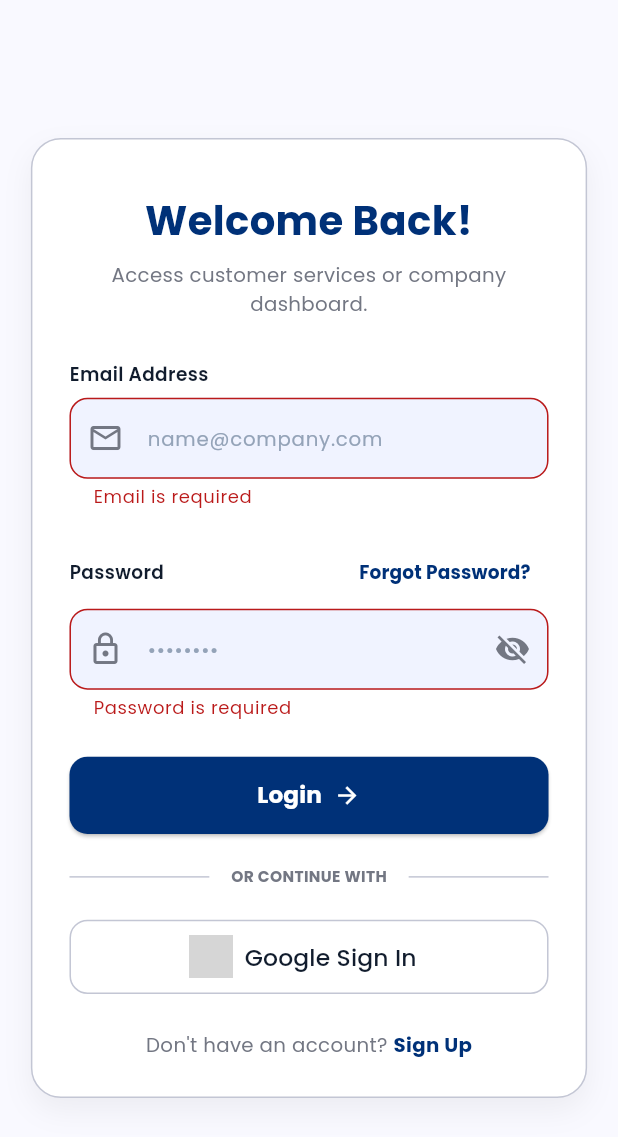
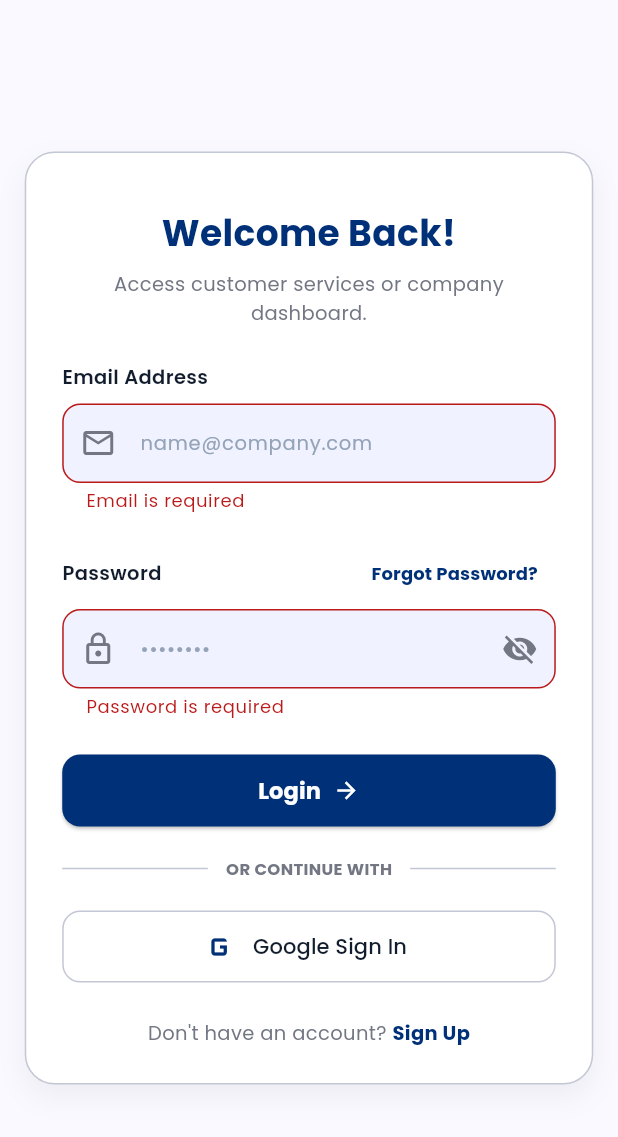
Before and after one commit to NahlaRiyas/constructa_app, a Flutter app: the screen it shows after launch, after a tap on "Login", on a phone screen of 412 x 824 dp. Shown: the top 1137 px of the screen. Run offline on Flutter 3.47's test engine with Material 3 defaults, Android fonts, the phone set to English and light mode, and no system bars; our stand-ins replace cloud_firestore, firebase_auth, firebase_core, firebase_storage, google_fonts, google_sign_in and 1 more; accounts and stored records are empty; grey boxes are pictures that could not be loaded.

Commit message:
Update authentication flow, login screen UI, and admin navigation routes

```diff
--- a/lib/auth/auth_wrapper.dart
+++ b/lib/auth/auth_wrapper.dart
@@ -1,9 +1,11 @@
 import 'package:firebase_auth/firebase_auth.dart';
 import 'package:flutter/material.dart';
+import 'package:flutter/foundation.dart' show kIsWeb;
 import '../core/models/user_model.dart';
 import '../core/services/auth_service.dart';
 import '../modules/user/navigation/user_bottom_nav.dart';
 import '../modules/constructor/navigation/constructor_bottom_nav.dart';
+import '../modules/admin/navigation/admin_shell.dart';
 import 'login_screen.dart';
 
 class AuthWrapper extends StatelessWidget {
@@ -27,7 +29,7 @@ class AuthWrapper extends StatelessWidget {
           return const LoginScreen();
         }
 
-        // Fetch user document to check role ('customer' or 'company')
+        // Fetch user document to check role ('customer', 'company', or 'admin')
         return StreamBuilder<UserModel?>(
           stream: AuthService().getUserData(),
           builder: (context, userSnapshot) {
@@ -40,6 +42,12 @@ class AuthWrapper extends StatelessWidget {
             }
 
             final userModel = userSnapshot.data;
+
+            // Admin role (check role field or email containing 'admin')
+            if (userModel?.role == 'admin' || (userModel?.email != null && userModel!.email.toLowerCase().contains('admin'))) {
+              return const AdminShell();
+            }
+
             if (userModel?.role == 'company' || userModel?.role == 'constructor') {
               return const ConstructorMainNavigationShell();
             }
--- a/lib/auth/login_screen.dart
+++ b/lib/auth/login_screen.dart
@@ -16,12 +16,6 @@ import '../core/common/utils/validation_utils.dart';
 /// ============================================================================
 
 /// [LoginScreen] is a stateful widget representing the user login view.
-///
-/// It provides entry points for:
-/// - User email & password authentication
-/// - Google OAuth Single Sign-On (SSO)
-/// - Navigation to Password Reset (`/forgot-password`)
-/// - Navigation to User Registration (`/signup`)
 class LoginScreen extends StatefulWidget {
   const LoginScreen({super.key});
 
@@ -29,48 +23,16 @@ class LoginScreen extends StatefulWidget {
   State<LoginScreen> createState() => _LoginScreenState();
 }
 
-/// [_LoginScreenState] manages state and user interaction for [LoginScreen].
-///
-/// Handles form input state, obscure text toggles, loading state transitions,
-/// and delegates authentication calls to [AuthService].
 class _LoginScreenState extends State<LoginScreen> {
-  // ---------------------------------------------------------------------------
-  // CONTROLLERS & STATE VARIABLES
-  // ---------------------------------------------------------------------------
-
-  /// Controller for capturing and retrieving user email input.
   final _emailController = TextEditingController();
-
-  /// Controller for capturing and retrieving user password input.
   final _passwordController = TextEditingController();
-
-  /// Key for identifying the login form and performing validation.
   final _formKey = GlobalKey<FormState>();
 
-  /// Toggles visibility of the password field text.
-  /// `true` masks the password (default), `false` reveals plain text.
   bool _obscureText = true;
-
-  /// Tracks authentication processing status.
-  /// Used to disable UI buttons and display progress indicators during async requests.
   bool _isLoading = false;
 
-  /// Instance of [AuthService] for handling backend authentication requests.
   final AuthService _authService = AuthService();
 
-  // ---------------------------------------------------------------------------
-  // AUTHENTICATION HANDLERS (LOGIN SECTION)
-  // ---------------------------------------------------------------------------
-
-  /// Handles Email and Password Login process.
-  ///
-  /// Workflow:
-  /// 1. Validates that email and password fields are non-empty.
-  /// 2. Sets loading indicator state (`_isLoading = true`).
-  /// 3. Invokes [AuthService.login] with sanitized input values.
-  /// 4. On successful authentication, navigates to the home screen (`/home`).
-  /// 5. On failure, catches exceptions and presents a user-friendly SnackBar error.
-  /// 6. Resets loading state in the `finally` block safely verifying `mounted`.
   Future<void> _handleLogin() async {
     if (!_formKey.currentState!.validate()) {
       return;
@@ -100,14 +62,6 @@ class _LoginScreenState extends State<LoginScreen> {
     }
   }
 
-  /// Handles Google Single Sign-On (SSO) authentication.
-  ///
-  /// Workflow:
-  /// 1. Enables loading state (`_isLoading = true`).
-  /// 2. Triggers Google authentication workflow via [AuthService.signInWithGoogle].
-  /// 3. On successful authentication and profile verification, navigates to `/home`.
-  /// 4. Displays SnackBar error message if sign-in is cancelled or fails.
-  /// 5. Resets loading indicator when process completes.
   Future<void> _handleGoogleSignIn() async {
     setState(() => _isLoading = true);
     try {
@@ -128,16 +82,11 @@ class _LoginScreenState extends State<LoginScreen> {
     }
   }
 
-  // ---------------------------------------------------------------------------
-  // BUILD METHOD & UI STRUCTURE
-  // ---------------------------------------------------------------------------
-
   @override
   Widget build(BuildContext context) {
-    // Initialize global screen utility dimensions (responsive width & height)
     initScreenSize(context);
 
-    // Responsive container card width definition based on screen size
+    // Clamp width and height for responsive desktop web rendering
     final double cardWidth = w > 500 ? 440 : w * 0.92;
 
     return Scaffold(
@@ -145,12 +94,12 @@ class _LoginScreenState extends State<LoginScreen> {
       body: SafeArea(
         child: Center(
           child: SingleChildScrollView(
-            padding: EdgeInsets.symmetric(horizontal: w * 0.05, vertical: height * 0.025),
+            padding: const EdgeInsets.symmetric(horizontal: 16, vertical: 24),
             child: Form(
               key: _formKey,
               child: Container(
                 width: cardWidth,
-                padding: EdgeInsets.all(w * 0.06),
+                padding: const EdgeInsets.all(24),
                 decoration: BoxDecoration(
                   color: AppColors.cardBackground,
                   borderRadius: BorderRadius.circular(20),
@@ -166,45 +115,41 @@ class _LoginScreenState extends State<LoginScreen> {
                 child: Column(
                   crossAxisAlignment: CrossAxisAlignment.stretch,
                   children: [
-                    SizedBox(height: height * 0.0125),
+                    const SizedBox(height: 12),
 
-                    // -----------------------------------------------------------
-                    // UI SECTION: Header Text & Subtitle
-                    // -----------------------------------------------------------
+                    // Header Text
                     Text(
                       'Welcome Back!',
                       textAlign: TextAlign.center,
                       style: GoogleFonts.poppins(
-                        fontSize: w * 0.065,
+                        fontSize: 24,
                         fontWeight: FontWeight.bold,
                         color: AppColors.primary,
                       ),
                     ),
-                    SizedBox(height: height * 0.01),
+                    const SizedBox(height: 8),
                     Text(
                       'Access customer services or company dashboard.',
                       textAlign: TextAlign.center,
                       style: GoogleFonts.poppins(
-                        fontSize: w * 0.032,
+                        fontSize: 13,
                         color: AppColors.textSecondary,
                       ),
                     ),
-                    SizedBox(height: height * 0.035),
+                    const SizedBox(height: 24),
 
-                    // -----------------------------------------------------------
-                    // UI SECTION: Email Input Field
-                    // -----------------------------------------------------------
-                    Text('Email Address', style: GoogleFonts.poppins(fontSize: w * 0.03, fontWeight: FontWeight.w600, color: AppColors.textPrimary)),
-                    SizedBox(height: height * 0.0075),
+                    // Email Input Field
+                    Text('Email Address', style: GoogleFonts.poppins(fontSize: 13, fontWeight: FontWeight.w600, color: AppColors.textPrimary)),
+                    const SizedBox(height: 8),
                     TextFormField(
                       controller: _emailController,
-                      style: GoogleFonts.poppins(fontSize: w * 0.035, color: AppColors.textPrimary),
+                      style: GoogleFonts.poppins(fontSize: 14, color: AppColors.textPrimary),
                       validator: ValidationUtils.validateEmail,
                       keyboardType: TextInputType.emailAddress,
                       decoration: InputDecoration(
                         prefixIcon: const Icon(Icons.mail_outline, color: AppColors.textSecondary),
                         hintText: 'name@company.com',
-                        hintStyle: GoogleFonts.poppins(color: AppColors.textMuted, fontSize: w * 0.032),
+                        hintStyle: GoogleFonts.poppins(color: AppColors.textMuted, fontSize: 13),
                         filled: true,
                         fillColor: AppColors.surfaceLight,
                         border: OutlineInputBorder(
@@ -221,25 +166,23 @@ class _LoginScreenState extends State<LoginScreen> {
                         ),
                       ),
                     ),
-                    SizedBox(height: height * 0.0225),
+                    const SizedBox(height: 16),
 
-                    // -----------------------------------------------------------
-                    // UI SECTION: Password Input Field & Forgot Password Link
-                    // -----------------------------------------------------------
+                    // Password Field
                     Row(
                       mainAxisAlignment: MainAxisAlignment.spaceBetween,
                       children: [
-                        Text('Password', style: GoogleFonts.poppins(fontSize: w * 0.03, fontWeight: FontWeight.w600, color: AppColors.textPrimary)),
+                        Text('Password', style: GoogleFonts.poppins(fontSize: 13, fontWeight: FontWeight.w600, color: AppColors.textPrimary)),
                         TextButton(
                           onPressed: () => Navigator.pushNamed(context, '/forgot-password'),
-                          child: Text('Forgot Password?', style: GoogleFonts.poppins(color: AppColors.primary, fontSize: w * 0.03, fontWeight: FontWeight.bold)),
+                          child: Text('Forgot Password?', style: GoogleFonts.poppins(color: AppColors.primary, fontSize: 12, fontWeight: FontWeight.bold)),
                         ),
                       ],
                     ),
                     TextFormField(
                       controller: _passwordController,
                       obscureText: _obscureText,
-                      style: GoogleFonts.poppins(fontSize: w * 0.035, color: AppColors.textPrimary),
+                      style: GoogleFonts.poppins(fontSize: 14, color: AppColors.textPrimary),
                       validator: ValidationUtils.validatePassword,
                       decoration: InputDecoration(
                         prefixIcon: const Icon(Icons.lock_outline, color: AppColors.textSecondary),
@@ -248,7 +191,7 @@ class _LoginScreenState extends State<LoginScreen> {
                           onPressed: () => setState(() => _obscureText = !_obscureText),
                         ),
                         hintText: '••••••••',
-                        hintStyle: GoogleFonts.poppins(color: AppColors.textMuted, fontSize: w * 0.032),
+                        hintStyle: GoogleFonts.poppins(color: AppColors.textMuted, fontSize: 13),
                         filled: true,
                         fillColor: AppColors.surfaceLight,
                         border: OutlineInputBorder(
@@ -265,14 +208,12 @@ class _LoginScreenState extends State<LoginScreen> {
                         ),
                       ),
                     ),
-                  SizedBox(height: height * 0.03),
+                    const SizedBox(height: 24),
 
-                  // -----------------------------------------------------------
-                  // UI SECTION: Primary Login Button
-                  // -----------------------------------------------------------
+                    // Login Button
                     SizedBox(
                       width: double.infinity,
-                    height: height * 0.0625,
+                      height: 48,
                       child: ElevatedButton(
                         onPressed: _isLoading ? null : _handleLogin,
                         style: ElevatedButton.styleFrom(
@@ -292,55 +233,49 @@ class _LoginScreenState extends State<LoginScreen> {
                             : Row(
                                 mainAxisAlignment: MainAxisAlignment.center,
                                 children: [
-                                Text('Login', style: GoogleFonts.poppins(fontSize: w * 0.0375, fontWeight: FontWeight.bold)),
+                                  Text('Login', style: GoogleFonts.poppins(fontSize: 15, fontWeight: FontWeight.bold)),
                                   const SizedBox(width: 8),
                                   const Icon(Icons.arrow_forward, size: 18),
                                 ],
                               ),
                       ),
                     ),
-                  SizedBox(height: height * 0.025),
+                    const SizedBox(height: 20),
 
-                  // -----------------------------------------------------------
-                  // UI SECTION: Social Divider
-                  // -----------------------------------------------------------
+                    // Divider
                     Row(
                       children: [
                         const Expanded(child: Divider(color: AppColors.borderLight)),
                         Padding(
-                        padding: EdgeInsets.symmetric(horizontal: w * 0.035),
-                        child: Text('OR CONTINUE WITH', style: GoogleFonts.poppins(fontSize: w * 0.025, color: AppColors.textSecondary, fontWeight: FontWeight.bold)),
+                          padding: const EdgeInsets.symmetric(horizontal: 12),
+                          child: Text('OR CONTINUE WITH', style: GoogleFonts.poppins(fontSize: 11, color: AppColors.textSecondary, fontWeight: FontWeight.bold)),
                         ),
                         const Expanded(child: Divider(color: AppColors.borderLight)),
                       ],
                     ),
-                  SizedBox(height: height * 0.025),
+                    const SizedBox(height: 20),
 
-                  // -----------------------------------------------------------
-                  // UI SECTION: Google Sign-In Button
-                  // -----------------------------------------------------------
+                    // Google Sign-In Button
                     OutlinedButton.icon(
                       onPressed: _isLoading ? null : _handleGoogleSignIn,
                       style: OutlinedButton.styleFrom(
-                      minimumSize: Size(double.infinity, height * 0.06),
+                        minimumSize: const Size(double.infinity, 48),
                         shape: RoundedRectangleBorder(borderRadius: BorderRadius.circular(12)),
                         side: const BorderSide(color: AppColors.borderLight),
                       ),
-                    icon: Image.network('https://e7.pngegg.com/pngimages/337/722/png-clipart-google-search-google-account-google-s-google-play-google-company-text-thumbnail.png', height: height * 0.035),
-                    label: Text('Google Sign In', style: GoogleFonts.poppins(color: AppColors.textPrimary, fontSize: w * 0.038, fontWeight: FontWeight.w500)),
+                      icon: const Icon(Icons.g_mobiledata, size: 28, color: AppColors.primary),
+                      label: Text('Google Sign In', style: GoogleFonts.poppins(color: AppColors.textPrimary, fontSize: 14, fontWeight: FontWeight.w500)),
                     ),
-                  SizedBox(height: height * 0.03),
+                    const SizedBox(height: 24),
 
-                  // -----------------------------------------------------------
-                  // UI SECTION: Registration / Sign Up Navigation Link
-                  // -----------------------------------------------------------
+                    // Sign Up Link
                     Row(
                       mainAxisAlignment: MainAxisAlignment.center,
                       children: [
-                      Text("Don't have an account? ", style: GoogleFonts.poppins(fontSize: w * 0.032, color: AppColors.textSecondary)),
+                        Text("Don't have an account? ", style: GoogleFonts.poppins(fontSize: 13, color: AppColors.textSecondary)),
                         GestureDetector(
                           onTap: () => Navigator.pushNamed(context, '/signup'),
-                        child: Text('Sign Up', style: GoogleFonts.poppins(fontSize: w * 0.032, color: AppColors.primary, fontWeight: FontWeight.bold)),
+                          child: Text('Sign Up', style: GoogleFonts.poppins(fontSize: 13, color: AppColors.primary, fontWeight: FontWeight.bold)),
                         ),
                       ],
                     ),
@@ -350,6 +285,7 @@ class _LoginScreenState extends State<LoginScreen> {
             ),
           ),
         ),
-    ));
+      ),
+    );
   }
 }
--- a/lib/main.dart
+++ b/lib/main.dart
@@ -1,7 +1,7 @@
 import 'package:constructa_app/theme/palette.dart';
 import 'package:firebase_core/firebase_core.dart';
 import 'package:flutter/material.dart';
-import 'package:flutter/services.dart';
+
 import 'package:google_fonts/google_fonts.dart';
 
 import 'auth/auth_wrapper.dart';
@@ -11,6 +11,7 @@ import 'auth/onboarding_screen.dart';
 import 'auth/signup_screen.dart';
 import 'auth/splash_screen.dart';
 import 'firebase_options.dart';
+import 'modules/admin/navigation/admin_shell.dart';
 import 'modules/user/screens/user_companies_screen.dart';
 
 Future<void> main() async {
@@ -20,10 +21,13 @@ Future<void> main() async {
     options: DefaultFirebaseOptions.currentPlatform,
   );
 
-  SystemChrome.setPreferredOrientations([
-    DeviceOrientation.portraitUp,
-    DeviceOrientation.portraitDown,
-  ]);
+  // Only lock orientation on non-web platforms (web admin needs landscape)
+  // if (!const bool.fromEnvironment('dart.library.html')) {
+  //   await SystemChrome.setPreferredOrientations([
+  //     DeviceOrientation.portraitUp,
+  //     DeviceOrientation.portraitDown,
+  //   ]);
+  // }
 
   runApp(const ConstructaApp());
 }
@@ -61,6 +65,7 @@ class ConstructaApp extends StatelessWidget {
         '/forgot-password': (context) => const ForgotPasswordScreen(),
         '/home': (context) => const AuthWrapper(),
         '/companies': (context) => const UserCompaniesScreen(),
+        '/admin': (context) => const AdminShell(),
       },
     );
   }
```
Lines whose indentation alone changed are shown as unchanged.
